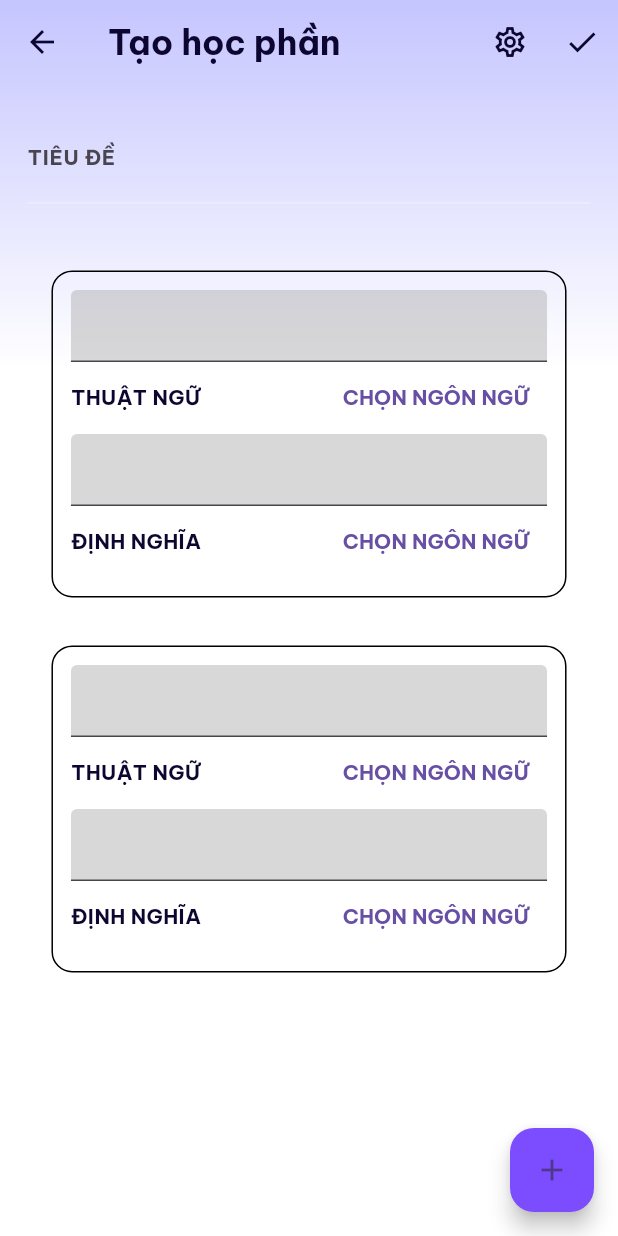
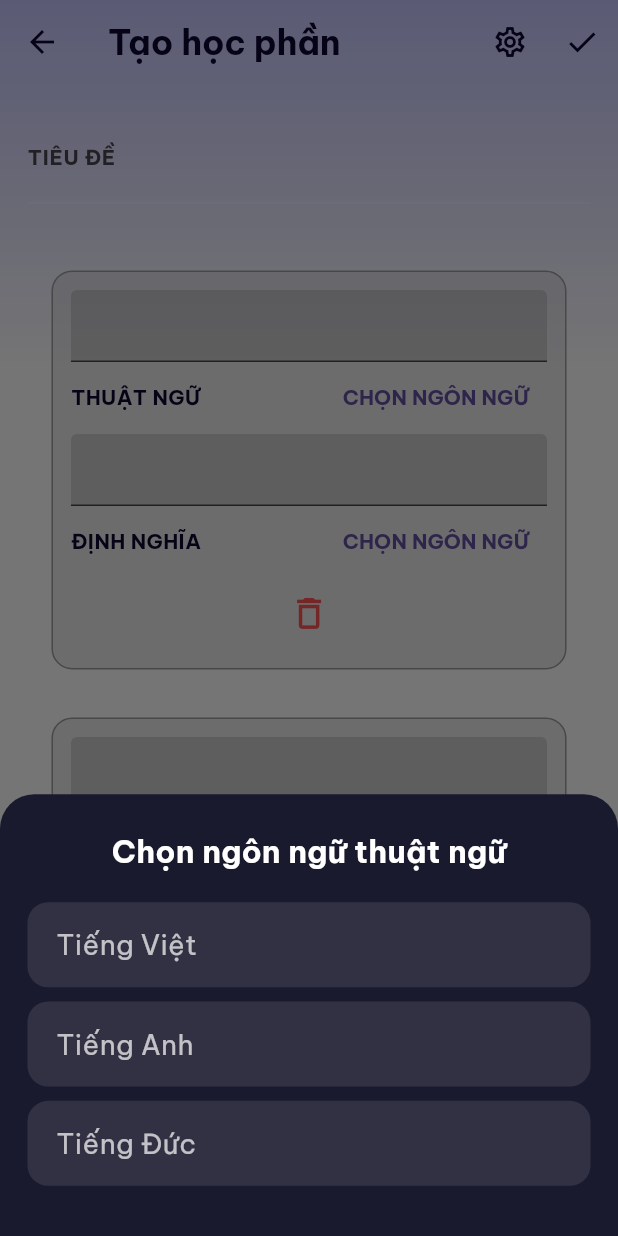
Before and after one commit to qdung030404/quiz_app, a Flutter app: the CreateFlashcardSetScreen screen opened directly, after a tap on "CHỌN NGÔN NGỮ", on a phone screen of 412 x 824 dp. Run offline on Flutter 3.47's test engine with Material 3 defaults, Android fonts, the phone set to English and light mode, and no system bars; our stand-ins replace flutter_dotenv, flutter_screenutil, font_awesome_flutter, get, google_fonts, google_sign_in and 2 more; accounts and stored records are empty.

Commit message:
feat(flashcard): sync language selection and fix layout issues - Fix "RenderBox was not laid out" error in create_flashcard_set_screen.dart. - Add real-time UI updates with Obx in create_set_settings.dart. - Implement language selection logic across components using FlashcardController. - Refactor UI structure for better responsiveness and consistency.

```diff
--- a/lib/feature/flashcard_set/controller/flashcard_controller.dart
+++ b/lib/feature/flashcard_set/controller/flashcard_controller.dart
@@ -1,7 +1,9 @@
 import 'package:flutter/material.dart';
 import 'package:get/get.dart';
 import 'package:quiz_app/data/models/flashcard_model.dart';
+import 'package:quiz_app/data/models/flashcard_set_model.dart';
 import 'package:quiz_app/data/repositories/flashcard_repository.dart';
+import 'package:quiz_app/feature/flashcard_set/widget/create_set_settings.dart';
 
 class FlashCardDraft {
   final TextEditingController terminologyController;
@@ -25,25 +27,46 @@ class FlashcardController extends GetxController {
   final TextEditingController titleController = TextEditingController();
 
   final RxList<FlashCardDraft> flashcardDrafts = <FlashCardDraft>[].obs;
+  final Rx<FlashCardSetModel?> currentSet = Rx<FlashCardSetModel?>(null);
 
+  final RxList<FlashCardModel> cardInSet = <FlashCardModel>[].obs;
+
+  // Key điều khiển AnimatedList
+  final GlobalKey<AnimatedListState> listKey = GlobalKey<AnimatedListState>();
+
+  final terminologyLanguage = Rxn<SelectLanguage>();
+  final definitionLanguage = Rxn<SelectLanguage>();
+
+  final RxBool loading = false.obs;
   final isLoading = false.obs;
 
   @override
   void onInit() {
     super.onInit();
-
-    addEmptyCard();
-    addEmptyCard();
+    // Khởi tạo 2 thẻ trống ban đầu
+    flashcardDrafts.addAll([FlashCardDraft(), FlashCardDraft()]);
   }
 
   void addEmptyCard() {
     flashcardDrafts.add(FlashCardDraft());
+    listKey.currentState?.insertItem(
+      flashcardDrafts.length - 1,
+      duration: const Duration(milliseconds: 300),
+    );
   }
 
-  void removeCard(int index) {
+  void removeCard(int index, Widget Function(BuildContext, Animation<double>) removedItemBuilder) {
     if (flashcardDrafts.length > 2) {
-      flashcardDrafts[index].dispose();
+      final removedItem = flashcardDrafts[index];
+
+      listKey.currentState?.removeItem(
+        index,
+        (context, animation) => removedItemBuilder(context, animation),
+        duration: const Duration(milliseconds: 300),
+      );
+
       flashcardDrafts.removeAt(index);
+      Future.delayed(const Duration(milliseconds: 400), () => removedItem.dispose());
     } else {
       Get.snackbar('Thông báo', 'Bộ thẻ cần tối thiểu 2 thẻ bài');
     }
@@ -56,7 +79,6 @@ class FlashcardController extends GetxController {
       return;
     }
 
-    // Kiểm tra dữ liệu hợp lệ cho tất cả các thẻ
     for (var draft in flashcardDrafts) {
       if (draft.terminologyController.text.trim().isEmpty ||
           draft.definitionController.text.trim().isEmpty) {
@@ -70,54 +92,57 @@ class FlashcardController extends GetxController {
 
     try {
       isLoading.value = true;
-
-      // Lấy userId hiện tại
       final userId = _flashcardRepository.client.auth.currentUser?.id;
       if (userId == null) {
         Get.snackbar('Lỗi', 'Phiên đăng nhập hết hạn, vui lòng đăng nhập lại');
         return;
       }
 
-      // 1. Tạo Bộ thẻ (Set)
       final newSet = await _flashcardRepository.createSet(title);
 
       if (newSet != null && newSet.id != null) {
-        // 2. Chuyển đổi Draft sang Model và truyền userId vào từng thẻ
         final List<FlashCardModel> cardsToSave = flashcardDrafts.map((draft) {
           return FlashCardModel(
             setId: newSet.id!,
-            userId: userId, // Đã thêm userId ở đây
+            userId: userId,
             terminology: draft.terminologyController.text.trim(),
             definition: draft.definitionController.text.trim(),
           );
         }).toList();
 
-        // 3. Lưu toàn bộ thẻ bài hàng loạt và nhận kết quả trả về
         final savedCards = await _flashcardRepository.addCards(cardsToSave);
 
         if (savedCards.isNotEmpty) {
-          Get.back(); // Quay lại màn hình trước đó
-          Get.snackbar(
-            'Thành công',
-            'Đã tạo học phần và ${savedCards.length} thẻ bài thành công!',
-          );
+          Get.back();
+          Get.snackbar('Thành công', 'Đã tạo học phần thành công!');
         } else {
-          Get.snackbar(
-            'Lỗi',
-            'Không thể lưu các thẻ bài, vui lòng kiểm tra lại dữ liệu',
-          );
+          Get.snackbar('Lỗi', 'Không thể lưu các thẻ bài');
         }
-      } else {
-        Get.snackbar('Lỗi', 'Không thể tạo bộ thẻ, vui lòng thử lại');
       }
     } catch (e) {
-      print('❌ Error in createFlashcardSet: $e');
-      Get.snackbar('Lỗi', 'Có lỗi xảy ra, vui lòng thử lại sau');
+      Get.snackbar('Lỗi', 'Có lỗi xảy ra');
     } finally {
       isLoading.value = false;
     }
   }
 
+  Future<void> loadCardInSet(FlashCardSetModel set)async {
+    try{
+      loading.value = true;
+      cardInSet.clear();
+      currentSet.value = set;
+      cardInSet.value = await _flashcardRepository.getCardsInSet(set.id!);
+    }catch (e){
+      Get.snackbar('lỗi', '$e');
+    }finally{
+      loading.value = false;
+    }
+  }
+  void goToSetting() => Get.to(
+        () => const CreateSetSettings(),
+    transition: Transition.fadeIn,
+    duration: const Duration(milliseconds: 300),
+  );
   @override
   void onClose() {
     titleController.dispose();
@@ -127,3 +152,16 @@ class FlashcardController extends GetxController {
     super.onClose();
   }
 }
+
+class SelectLanguage {
+  final String id;
+  final String title;
+
+  SelectLanguage({required this.id, required this.title});
+
+  static final List<SelectLanguage> selectLanguage = [
+    SelectLanguage(id: 'vi', title: 'Tiếng Việt'),
+    SelectLanguage(id: 'en', title: 'Tiếng Anh'),
+    SelectLanguage(id: 'de', title: 'Tiếng Đức'),
+  ];
+}
--- a/lib/feature/flashcard_set/view/create_flashcard_set_screen.dart
+++ b/lib/feature/flashcard_set/view/create_flashcard_set_screen.dart
@@ -7,6 +7,7 @@ import 'package:get/get_state_manager/src/rx_flutter/rx_obx_widget.dart';
 import 'package:google_fonts/google_fonts.dart';
 import 'package:quiz_app/core/widgets/base_screen.dart';
 import 'package:quiz_app/feature/flashcard_set/controller/flashcard_controller.dart';
+
 import 'package:quiz_app/feature/flashcard_set/widget/create_flashcard_item.dart';
 
 class CreateFlashcardSetScreen extends StatelessWidget {
@@ -35,7 +36,7 @@ class CreateFlashcardSetScreen extends StatelessWidget {
           ),
           actions: [
             IconButton(
-              onPressed: () {},
+              onPressed: () => controller.goToSetting(),
               icon: const Icon(Icons.settings_outlined),
             ),
             Obx(
@@ -62,7 +63,6 @@ class CreateFlashcardSetScreen extends StatelessWidget {
                 style: GoogleFonts.beVietnamPro(
                   fontWeight: FontWeight.bold,
                   fontSize: 18.sp,
-                  color: Colors.white,
                 ),
                 controller: controller.titleController,
                 decoration: InputDecoration(
@@ -89,13 +89,26 @@ class CreateFlashcardSetScreen extends StatelessWidget {
               // Danh sách các thẻ bài
               Expanded(
                 child: Obx(
-                  () => ListView.builder(
-                    itemCount: controller.flashcardDrafts.length,
-                    itemBuilder: (context, index) {
+                  () => AnimatedList(
+                    key: controller.listKey,
+                    initialItemCount: controller.flashcardDrafts.length,
+                    itemBuilder: (context, index, animation) {
                       final draft = controller.flashcardDrafts[index];
-                      return CreateFlashcardItem(
-                        terminologyController: draft.terminologyController,
-                        definitionController: draft.definitionController,
+                      return SlideTransition(
+                        position: animation.drive(
+                          Tween<Offset>(
+                            begin: const Offset(1, 0),
+                            end: Offset.zero,
+                          ).chain(CurveTween(curve: Curves.easeOutQuart)),
+                        ),
+                        child: FadeTransition(
+                          opacity: animation,
+                          child: CreateFlashcardItem(
+                            index: index,
+                            terminologyController: draft.terminologyController,
+                            definitionController: draft.definitionController,
+                          ),
+                        ),
                       );
                     },
                   ),
--- a/lib/feature/flashcard_set/widget/create_flashcard_item.dart
+++ b/lib/feature/flashcard_set/widget/create_flashcard_item.dart
@@ -1,17 +1,25 @@
 import 'package:flutter/material.dart';
 import 'package:flutter_screenutil/flutter_screenutil.dart';
+import 'package:get/get_core/src/get_main.dart';
+import 'package:get/get_instance/src/extension_instance.dart';
+import 'package:get/get_navigation/src/extension_navigation.dart';
+import 'package:get/get_state_manager/src/rx_flutter/rx_obx_widget.dart';
 import 'package:google_fonts/google_fonts.dart';
+import 'package:quiz_app/feature/flashcard_set/widget/select_language_dialog.dart';
 
 import '../../../core/theme/app_color.dart';
+import '../controller/flashcard_controller.dart';
 
 class CreateFlashcardItem extends StatefulWidget {
   final TextEditingController terminologyController;
   final TextEditingController definitionController;
+  final int index;
 
   const CreateFlashcardItem({
     super.key,
     required this.terminologyController,
     required this.definitionController,
+    required this.index,
   });
 
   @override
@@ -19,6 +27,8 @@ class CreateFlashcardItem extends StatefulWidget {
 }
 
 class _CreateFlashcardItemState extends State<CreateFlashcardItem> {
+  final FlashcardController controller = Get.find<FlashcardController>();
+
   @override
   Widget build(BuildContext context) {
     return Padding(
@@ -27,7 +37,8 @@ class _CreateFlashcardItemState extends State<CreateFlashcardItem> {
         padding: EdgeInsets.all(12),
         margin: EdgeInsets.zero,
         decoration: BoxDecoration(
-          border: Border.all(),
+          color: Colors.grey.withOpacity(0.2),
+          border: Border.all(color: Colors.grey),
           borderRadius: BorderRadius.circular(12.sp),
         ),
         child: Column(
@@ -70,12 +81,22 @@ class _CreateFlashcardItemState extends State<CreateFlashcardItem> {
                   ),
                 ),
                 TextButton(
-                  onPressed: () {},
-                  child: Text(
+                  onPressed: () {
+                    Get.bottomSheet(
+                      const SelectLanguageDialog(
+                        type: LanguageType.terminology,
+                      ),
+                      isScrollControlled: true,
+                    );
+                  },
+                  child: Obx(
+                    () => Text(
+                      controller.terminologyLanguage.value?.title ??
                           'CHỌN NGÔN NGỮ',
                       style: GoogleFonts.beVietnamPro(
                         fontWeight: FontWeight.bold,
                         fontSize: 12.sp,
+                      ),
                     ),
                   ),
                 ),
@@ -119,8 +140,15 @@ class _CreateFlashcardItemState extends State<CreateFlashcardItem> {
                   ),
                 ),
                 TextButton(
-                  onPressed: () {},
-                  child: Text(
+                  onPressed: () {
+                    Get.bottomSheet(
+                      const SelectLanguageDialog(type: LanguageType.definition),
+                      isScrollControlled: true,
+                    );
+                  },
+                  child: Obx(
+                    () => Text(
+                      controller.definitionLanguage.value?.title ??
                           'CHỌN NGÔN NGỮ',
                       style: GoogleFonts.beVietnamPro(
                         fontWeight: FontWeight.bold,
@@ -128,7 +156,32 @@ class _CreateFlashcardItemState extends State<CreateFlashcardItem> {
                       ),
                     ),
                   ),
+                ),
               ],
+            ),
+            Center(
+              child: IconButton(
+                onPressed: () {
+                  final termController = widget.terminologyController;
+                  final defController = widget.definitionController;
+
+                  controller.removeCard(widget.index, (context, animation) {
+                    return SizeTransition(
+                      sizeFactor: animation,
+                      child: CreateFlashcardItem(
+                        index: widget.index,
+                        terminologyController: termController,
+                        definitionController: defController,
+                      ),
+                    );
+                  });
+                },
+                icon: Icon(
+                  Icons.delete_outline,
+                  color: Colors.redAccent,
+                  size: 24.sp,
+                ),
+              ),
             ),
           ],
         ),
--- /dev/null
+++ b/lib/feature/flashcard_set/widget/select_language_dialog.dart
@@ -0,0 +1,96 @@
+import 'package:flutter/material.dart';
+import 'package:flutter_screenutil/flutter_screenutil.dart';
+import 'package:get/get.dart';
+import 'package:google_fonts/google_fonts.dart';
+
+import '../controller/flashcard_controller.dart';
+
+enum LanguageType { terminology, definition }
+
+class SelectLanguageDialog extends StatelessWidget {
+  final LanguageType type;
+  const SelectLanguageDialog({super.key, required this.type});
+
+  @override
+  Widget build(BuildContext context) {
+    final FlashcardController controller = Get.find<FlashcardController>();
+    final languages = SelectLanguage.selectLanguage;
+
+    return Container(
+      padding: EdgeInsets.symmetric(vertical: 20.h, horizontal: 16.w),
+      decoration: BoxDecoration(
+        color: const Color(0xFF1A1A2E), // Màu nền tối đồng bộ với app
+        borderRadius: BorderRadius.vertical(top: Radius.circular(20.r)),
+      ),
+      child: Column(
+        mainAxisSize: MainAxisSize.min, // Để BottomSheet co giãn theo nội dung
+        children: [
+          Text(
+            type == LanguageType.terminology ? 'Chọn ngôn ngữ thuật ngữ' : 'Chọn ngôn ngữ định nghĩa',
+            style: GoogleFonts.beVietnamPro(
+              fontWeight: FontWeight.bold,
+              fontSize: 18.sp,
+              color: Colors.white,
+            ),
+          ),
+          SizedBox(height: 16.h),
+          ListView.builder(
+            shrinkWrap: true, // Quan trọng khi nằm trong Column/BottomSheet
+            physics: const NeverScrollableScrollPhysics(),
+            itemCount: languages.length,
+            itemBuilder: (context, index) {
+              final item = languages[index];
+
+              return Obx(() {
+                // Kiểm tra xem item này có đang được chọn không
+                final currentLanguage = type == LanguageType.terminology
+                    ? controller.terminologyLanguage.value
+                    : controller.definitionLanguage.value;
+
+                final isSelected = currentLanguage?.id == item.id;
+
+                return GestureDetector(
+                  onTap: () {
+                    if (type == LanguageType.terminology) {
+                      controller.terminologyLanguage.value = item;
+                    } else {
+                      controller.definitionLanguage.value = item;
+                    }
+                    Get.back(); // Đóng BottomSheet
+                  },
+                  child: Container(
+                    margin: EdgeInsets.only(bottom: 8.h),
+                    padding: EdgeInsets.symmetric(horizontal: 16.w, vertical: 12.h),
+                    decoration: BoxDecoration(
+                      color: isSelected ? Colors.deepPurpleAccent.withOpacity(0.2) : Colors.white10,
+                      borderRadius: BorderRadius.circular(12.r),
+                      border: Border.all(
+                        color: isSelected ? Colors.deepPurpleAccent : Colors.transparent,
+                        width: 1,
+                      ),
+                    ),
+                    child: Row(
+                      mainAxisAlignment: MainAxisAlignment.spaceBetween,
+                      children: [
+                        Text(
+                          item.title,
+                          style: GoogleFonts.beVietnamPro(
+                            fontWeight: isSelected ? FontWeight.bold : FontWeight.normal,
+                            fontSize: 16.sp,
+                            color: isSelected ? Colors.white : Colors.white70,
+                          ),
+                        ),
+                        if (isSelected)
+                          const Icon(Icons.check_circle, color: Colors.deepPurpleAccent),
+                      ],
+                    ),
+                  ),
+                );
+              });
+            },
+          ),
+        ],
+      ),
+    );
+  }
+}
```
Also changed, not shown: lib/feature/flashcard_set/widget/create_set_settings.dart (added, +112 -0 lines). Lines whose indentation alone changed are shown as unchanged.
